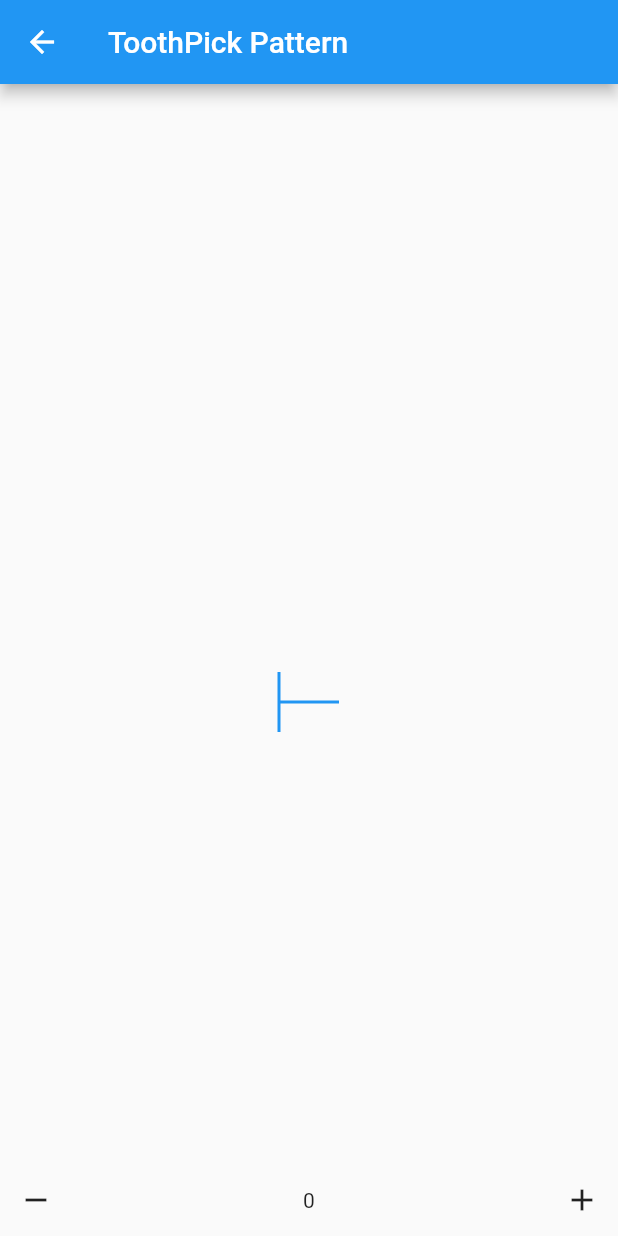
After one commit to builtree/simulate, a Flutter app: the MainMenu screen opened directly, after a tap on "ToothPick Pattern", on a phone screen of 412 x 824 dp. The commit adds this screen. Run offline on Flutter 3.47's test engine with Material 2 defaults, Android fonts, the phone set to English and light mode, and no system bars.

Commit message:
lib: src: simulations: Added Toothpick Pattern

```diff
--- a/lib/src/menu.dart
+++ b/lib/src/menu.dart
@@ -1,3 +1,4 @@
+import 'package:Simulate/src/simulations/toothpick.dart';
 import 'package:flutter/material.dart';
 import 'simulations/counting.dart';
 import 'simulations/counter.dart';
@@ -26,6 +27,7 @@ class _SimulationsListState extends State<SimulationsList> {
       crossAxisCount: 2,
       primary: true,
       padding: EdgeInsets.all(10.0),
+      mainAxisSpacing: 10,
       crossAxisSpacing: 10.0,
       children: <Widget>[
         GestureDetector(
@@ -53,9 +55,10 @@ class _SimulationsListState extends State<SimulationsList> {
               borderRadius: BorderRadius.circular(20.0),
               shadowColor: Color(0x802196F3),
               child: Container(
-                  child: Center(
-                child: Text('Counting'),
-              )),
+                child: Center(
+                  child: Text('Counting'),
+                ),
+              ),
             ),
           ),
           onTap: () {
@@ -63,7 +66,28 @@ class _SimulationsListState extends State<SimulationsList> {
               context,
               MaterialPageRoute(builder: (context) => CountingHome()),
             );
-          }
+          },
+        ),
+        GestureDetector(
+          child: Container(
+            child: Material(
+              color: Colors.pink[400],
+              elevation: 14.0,
+              borderRadius: BorderRadius.circular(20.0),
+              shadowColor: Color(0x802196F3),
+              child: Container(
+                child: Center(
+                  child: Text('ToothPick Pattern'),
+                ),
+              ),
+            ),
+          ),
+          onTap: () {
+            Navigator.push(
+              context,
+              MaterialPageRoute(builder: (context) => ToothpickPattern()),
+            );
+          },
         ),
       ],
     );
--- /dev/null
+++ b/lib/src/simulations/toothpick.dart
@@ -0,0 +1,147 @@
+import 'package:flutter/material.dart';
+import 'package:collection/equality.dart';
+
+Function listEq = const DeepCollectionEquality().equals;
+
+class Toothpick {
+  bool alignment;
+  var end1 = new List(2);
+  var end2 = new List(2);
+  var center = new List(2);
+  Toothpick(this.center, this.alignment) {
+    if (alignment == true) {
+      this.end1[0] = center[0];
+      this.end1[1] = center[1] - 20;
+      this.end2[0] = center[0];
+      this.end2[1] = center[1] + 20;
+    } else {
+      this.end1[0] = center[0] - 20;
+      this.end1[1] = center[1];
+      this.end2[0] = center[0] + 20;
+      this.end2[1] = center[1];
+    }
+  }
+
+  Toothpick compareEnd1(otherPicks) {
+    otherPicks.forEach((pick) {
+      if (!listEq(pick.center, this.center)) {
+        if (listEq(pick.end1, this.end1) ||
+            listEq(pick.end2, this.end1) ||
+            listEq(pick.center, this.end1)) {
+          return;
+        }
+      }
+    });
+    return Toothpick(end1, !this.alignment);
+  }
+
+  Toothpick compareEnd2(otherPicks) {
+    otherPicks.forEach((pick) {
+      if (!listEq(pick.center, this.center)) {
+        if (listEq(pick.end1, this.end2) ||
+            listEq(pick.end2, this.end2) ||
+            listEq(pick.center, this.end2)) {
+          return;
+        }
+      }
+    });
+    return Toothpick(end2, !this.alignment);
+  }
+}
+
+class ToothpickPattern extends StatefulWidget {
+  @override
+  _ToothpickPatternState createState() => _ToothpickPatternState();
+}
+
+class _ToothpickPatternState extends State<ToothpickPattern> {
+  int step = 0;
+  List<Toothpick> activeToothPicks = [];
+  var prevActiveToothPicks = [];
+  var toothPicks = [];
+  // Toothpick toothpick = new Toothpick([100.0, 100.0], true);
+  // Toothpick toothpick = new Toothpick([MediaQuery.of(context).size.width/2, MediaQuery.of(context).size.height/2], true);
+  add() {
+    setState(() {
+      step++;
+    });
+  }
+
+  subtract() {
+    if (step == 0) {
+      return;
+    }
+    setState(() {
+      step--;
+    });
+  }
+
+  @override
+  Widget build(BuildContext context) {
+    Toothpick toothpick = new Toothpick([
+      (MediaQuery.of(context).size.width) / 2,
+      (MediaQuery.of(context).size.height) / 2
+    ], false);
+    activeToothPicks.clear();
+    activeToothPicks.add(toothpick);
+    print(activeToothPicks.length);
+    return Scaffold(
+      appBar: AppBar(
+        title: Text("ToothPick Pattern"),
+      ),
+      body: Column(children: <Widget>[
+        Expanded(
+          child: CustomPaint(
+            painter: ToothpickPainter(activeToothPicks),
+            child: Container(),
+          ),
+        ),
+        Row(
+          children: <Widget>[
+            IconButton(
+              icon: Icon(Icons.remove),
+              onPressed: () {
+                subtract();
+              },
+            ),
+            Expanded(
+              child: Center(
+                child: Text(step.toString()),
+              ),
+            ),
+            IconButton(
+              icon: Icon(Icons.add),
+              onPressed: () {
+                add();
+              },
+            ),
+          ],
+        ),
+      ]),
+    );
+  }
+}
+
+class ToothpickPainter extends CustomPainter {
+  var activeToothpicks = new List<Toothpick>();
+  ToothpickPainter(this.activeToothpicks);
+  addpicks(){
+    this.activeToothpicks.add(this.activeToothpicks[0].compareEnd1([]));
+  }
+  @override
+  void paint(Canvas canvas, Size size) {
+    var paint = Paint();
+    paint.strokeWidth = 2;
+    paint.color = Colors.blue;
+    addpicks();
+    for (int i = 0; i < activeToothpicks.length; i++) {
+      canvas.drawLine(
+          Offset(activeToothpicks[i].end1[0], activeToothpicks[i].end1[1]),
+          Offset(activeToothpicks[i].end2[0], activeToothpicks[i].end2[1]),
+          paint);
+    }
+  }
+
+  @override
+  bool shouldRepaint(CustomPainter oldDelegate) => false;
+}
```
